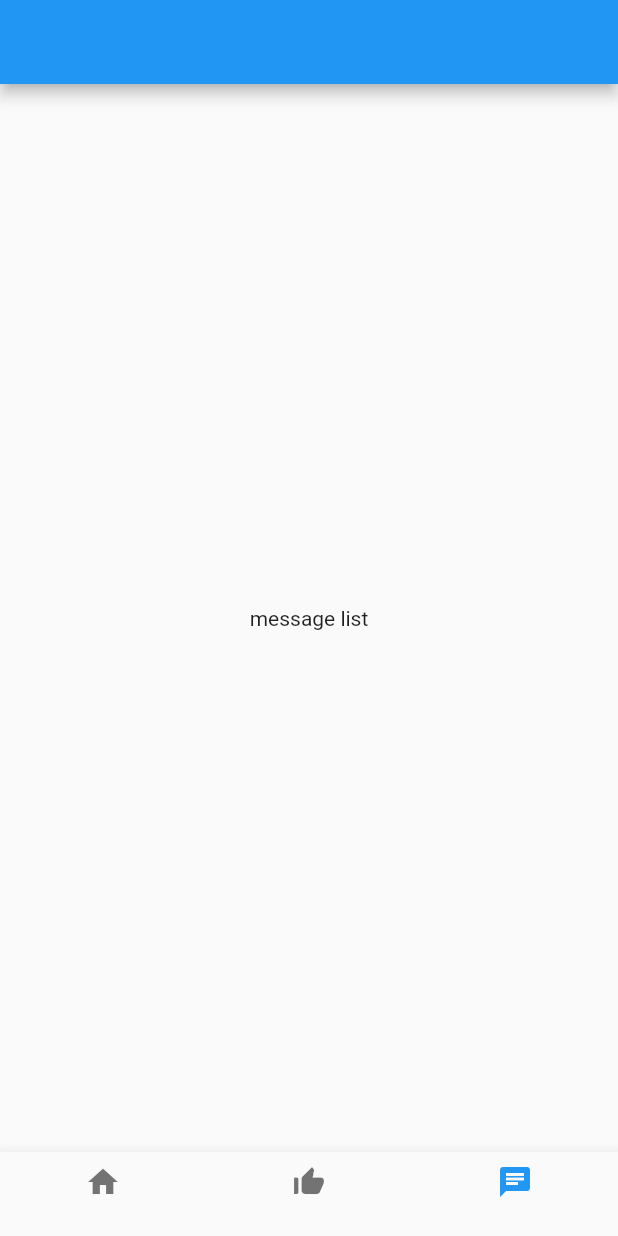
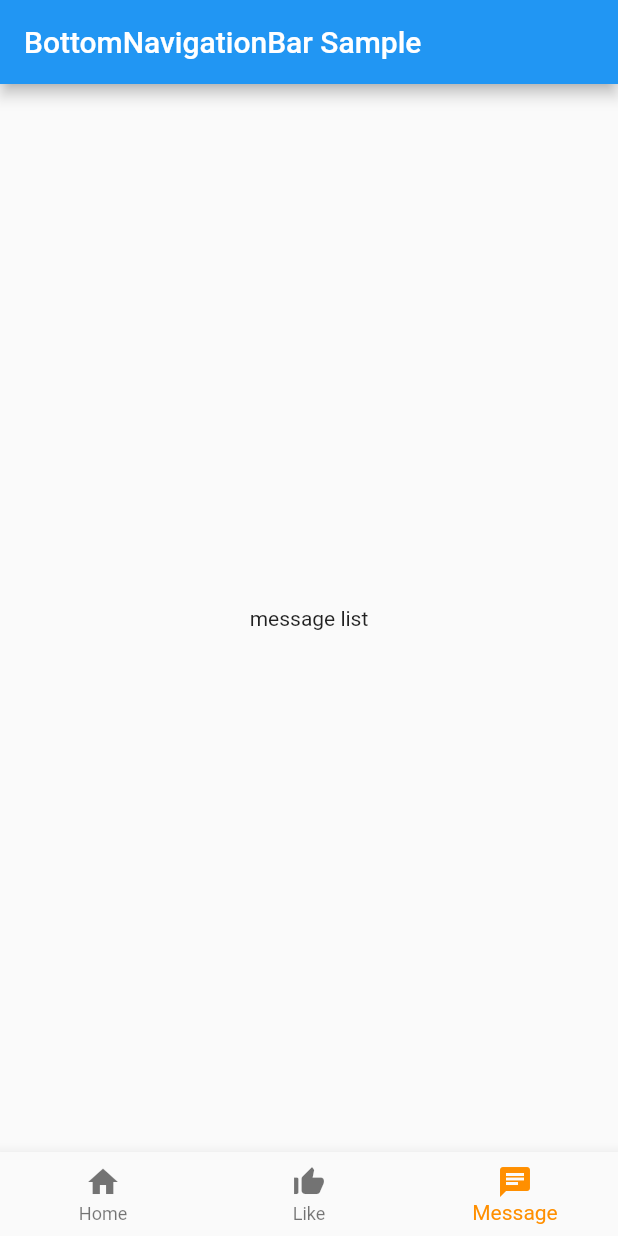
Before and after one commit to hiroki-Fukumoto/matching-app, a Flutter app: the screen it shows after launch, item 3 of the bottom bar chosen, on a phone screen of 412 x 824 dp. Run offline on Flutter 3.47's test engine with Material 2 defaults, Android fonts, the phone set to English and light mode, and no system bars; our stand-ins replace built_collection, built_value, dio, hooks_riverpod.

Commit message:
fix: main view

```diff
--- a/lib/main.dart
+++ b/lib/main.dart
@@ -1,110 +1,74 @@
 import 'package:flutter/material.dart';
-import 'package:flutter_riverpod/flutter_riverpod.dart';
-import 'package:matching_app/tab_item.dart';
 import 'package:matching_app/ui/home/home_view.dart';
 import 'package:matching_app/ui/like/like_list_view.dart';
 import 'package:matching_app/ui/message/message_list_view.dart';
 
-Future<void> main() async {
-  runApp(const ProviderScope(child: MyApp()));
-}
+void main() => runApp(const MyApp());
 
 class MyApp extends StatelessWidget {
   const MyApp({Key? key}) : super(key: key);
 
+  static const String _title = 'Flutter Code Sample';
+
   @override
   Widget build(BuildContext context) {
-    return MaterialApp(
-      title: 'Flutter Demo',
-      theme: ThemeData(
-        primarySwatch: Colors.blue,
-      ),
-      home: const MainView(title: 'home'),
+    return const MaterialApp(
+      title: _title,
+      home: MyStatefulWidget(),
     );
   }
 }
 
-class MainView extends StatefulWidget {
-  const MainView({Key? key, required this.title}) : super(key: key);
-
-  final String title;
+class MyStatefulWidget extends StatefulWidget {
+  const MyStatefulWidget({Key? key}) : super(key: key);
 
   @override
-  State<MainView> createState() => _MainViewState();
+  State<MyStatefulWidget> createState() => _MyStatefulWidgetState();
 }
 
-class _MainViewState extends State<MainView> {
+class _MyStatefulWidgetState extends State<MyStatefulWidget> {
   int _selectedIndex = 0;
-  String _title = "";
-
-  static const List<Widget> _pageList = <Widget>[
-    HomeView(
-      title: 'home',
-    ),
-    LikeListView(
-      title: 'like',
-    ),
-    MessageListView(
-      title: 'message',
-    ),
+  static const TextStyle optionStyle =
+      TextStyle(fontSize: 30, fontWeight: FontWeight.bold);
+  static const List<Widget> _widgetOptions = <Widget>[
+    HomeView(),
+    LikeListView(),
+    MessageListView()
   ];
 
-  void _onTap(int index) {
+  void _onItemTapped(int index) {
     setState(() {
       _selectedIndex = index;
-      switch (index) {
-        case 0:
-          {
-            _title = TabItem.home.name;
-          }
-          break;
-        case 1:
-          {
-            _title = TabItem.like.name;
-          }
-          break;
-        case 2:
-          {
-            _title = TabItem.message.name;
-          }
-          break;
-      }
     });
-  }
-
-  @override
-  void initState() {
-    super.initState();
-    _title = widget.title;
   }
 
   @override
   Widget build(BuildContext context) {
     return Scaffold(
       appBar: AppBar(
-        title: Text(_title),
+        title: const Text('BottomNavigationBar Sample'),
       ),
       body: Center(
-        child: _pageList.elementAt(_selectedIndex),
+        child: _widgetOptions.elementAt(_selectedIndex),
       ),
       bottomNavigationBar: BottomNavigationBar(
-        items: <BottomNavigationBarItem>[
+        items: const <BottomNavigationBarItem>[
           BottomNavigationBarItem(
-            icon: const Icon(Icons.home),
-            label: TabItem.home.name,
+            icon: Icon(Icons.home),
+            label: 'Home',
           ),
           BottomNavigationBarItem(
-            icon: const Icon(Icons.thumb_up_alt),
-            label: TabItem.like.name,
+            icon: Icon(Icons.thumb_up_alt),
+            label: 'Like',
           ),
           BottomNavigationBarItem(
-            icon: const Icon(Icons.chat),
-            label: TabItem.message.name,
+            icon: Icon(Icons.chat),
+            label: 'Message',
           ),
         ],
         currentIndex: _selectedIndex,
-        // selectedItemColor: Colors.amber[800],
-        onTap: _onTap,
+        selectedItemColor: Colors.amber[800],
+        onTap: _onItemTapped,
       ),
     );
   }
--- a/lib/ui/like/like_list_view.dart
+++ b/lib/ui/like/like_list_view.dart
@@ -2,8 +2,7 @@ import 'package:flutter/material.dart';
 import 'package:hooks_riverpod/hooks_riverpod.dart';
 
 class LikeListView extends HookConsumerWidget {
-  const LikeListView({Key? key, required this.title}) : super(key: key);
-  final String title;
+  const LikeListView({Key? key}) : super(key: key);
 
   @override
   Widget build(BuildContext context, WidgetRef ref) {
--- a/lib/ui/message/message_list_view.dart
+++ b/lib/ui/message/message_list_view.dart
@@ -2,8 +2,9 @@ import 'package:flutter/material.dart';
 import 'package:hooks_riverpod/hooks_riverpod.dart';
 
 class MessageListView extends HookConsumerWidget {
-  const MessageListView({Key? key, required this.title}) : super(key: key);
-  final String title;
+  const MessageListView({
+    Key? key,
+  }) : super(key: key);
 
   @override
   Widget build(BuildContext context, WidgetRef ref) {
```
Also changed, not shown: lib/ui/home/home_view.dart (+34 -3 lines).
